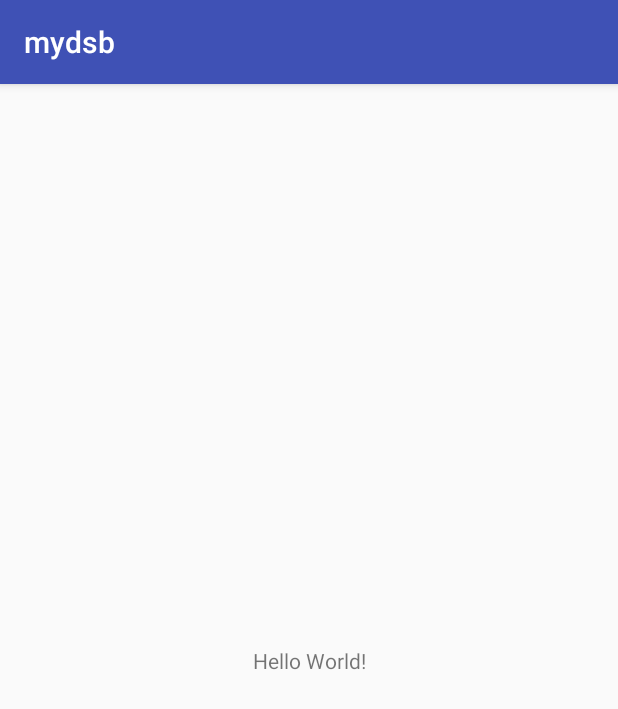
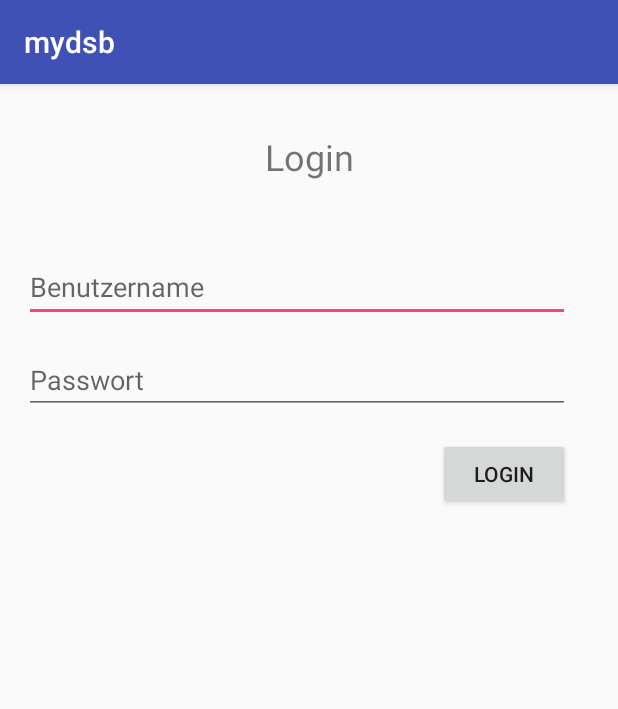
Before and after one commit to jrheiner/myplan, an Android app: the screen it shows after launch (Login), on a phone screen of 412 x 824 dp. Shown: the top 709 px of the screen. Run offline under Robolectric (Android 15) with nearby library versions, the phone set to English and light mode, and no system bars.

Commit message:
Added front end

```diff
--- a/app/src/main/res/layout/activity_login.xml
+++ b/app/src/main/res/layout/activity_login.xml
@@ -7,12 +7,54 @@
     tools:context="m.android.mydsb.Login">
 
     <TextView
-        android:layout_width="wrap_content"
+        android:id="@+id/textView_login_header"
+        android:layout_width="0dp"
         android:layout_height="wrap_content"
-        android:text="Hello World!"
-        app:layout_constraintBottom_toBottomOf="parent"
-        app:layout_constraintLeft_toLeftOf="parent"
-        app:layout_constraintRight_toRightOf="parent"
+        android:layout_marginEnd="16dp"
+        android:layout_marginStart="16dp"
+        android:layout_marginTop="32dp"
+        android:text="@string/login_header"
+        android:textAlignment="center"
+        android:textSize="24sp"
+        app:layout_constraintEnd_toEndOf="parent"
+        app:layout_constraintStart_toStartOf="parent"
         app:layout_constraintTop_toTopOf="parent" />
 
+    <EditText
+        android:id="@+id/editText_user"
+        android:layout_width="0dp"
+        android:layout_height="46dp"
+        android:layout_marginEnd="32dp"
+        android:layout_marginStart="16dp"
+        android:layout_marginTop="48dp"
+        android:ems="10"
+        android:hint="@string/login_user"
+        android:inputType="number"
+        app:layout_constraintEnd_toEndOf="parent"
+        app:layout_constraintStart_toStartOf="parent"
+        app:layout_constraintTop_toBottomOf="@+id/textView_login_header" />
+
+    <EditText
+        android:id="@+id/editText_password"
+        android:layout_width="0dp"
+        android:layout_height="wrap_content"
+        android:layout_marginEnd="32dp"
+        android:layout_marginStart="16dp"
+        android:layout_marginTop="16dp"
+        android:ems="10"
+        android:hint="@string/login_password"
+        android:inputType="textPassword"
+        app:layout_constraintEnd_toEndOf="parent"
+        app:layout_constraintStart_toStartOf="parent"
+        app:layout_constraintTop_toBottomOf="@+id/editText_user" />
+
+    <Button
+        android:id="@+id/button"
+        android:layout_width="wrap_content"
+        android:layout_height="48dp"
+        android:layout_marginEnd="32dp"
+        android:layout_marginTop="16dp"
+        android:text="@string/login_btn"
+        app:layout_constraintEnd_toEndOf="parent"
+        app:layout_constraintTop_toBottomOf="@+id/editText_password" />
 </android.support.constraint.ConstraintLayout>
--- a/app/src/main/res/layout/activity_user.xml
+++ b/app/src/main/res/layout/activity_user.xml
@@ -6,4 +6,17 @@
     android:layout_height="match_parent"
     tools:context="m.android.mydsb.User">
 
+    <TextView
+        android:id="@+id/textView_user_header"
+        android:layout_width="0dp"
+        android:layout_height="wrap_content"
+        android:layout_marginEnd="16dp"
+        android:layout_marginStart="16dp"
+        android:layout_marginTop="24dp"
+        android:text="@string/user_header"
+        android:textAlignment="center"
+        android:textSize="24sp"
+        app:layout_constraintEnd_toEndOf="parent"
+        app:layout_constraintStart_toStartOf="parent"
+        app:layout_constraintTop_toTopOf="parent" />
 </android.support.constraint.ConstraintLayout>
--- a/app/src/main/res/values/strings.xml
+++ b/app/src/main/res/values/strings.xml
@@ -1,3 +1,8 @@
 <resources>
     <string name="app_name">mydsb</string>
+    <string name="login_header">Login</string>
+    <string name="login_user">Benutzername</string>
+    <string name="login_password">Passwort</string>
+    <string name="login_btn">Login</string>
+    <string name="user_header">Meine Vertretungen</string>
 </resources>
```
